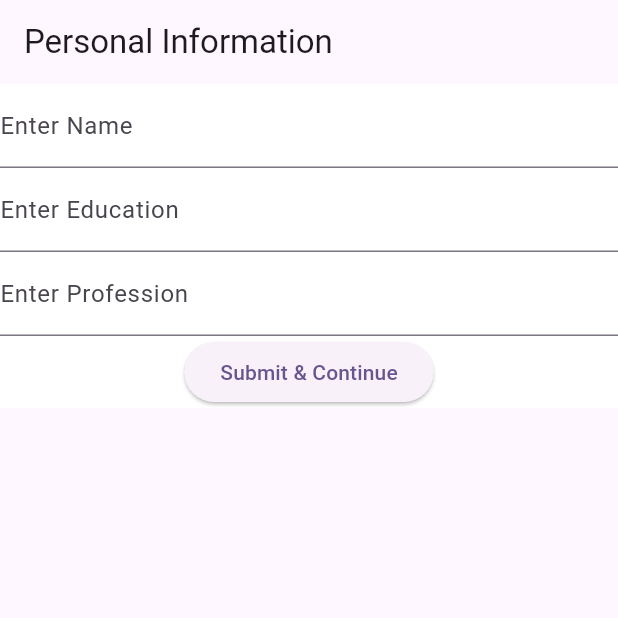
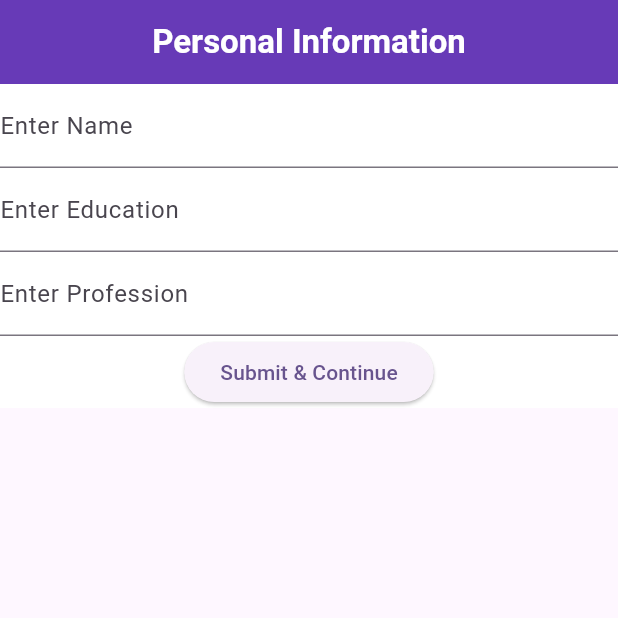
Before and after one commit to abdulsamad010/skillcheck_flutter, a Flutter app: the screen it shows after launch, on a phone screen of 412 x 824 dp, the top half of it. Run offline on Flutter 3.47's test engine with Material 3 defaults, Android fonts, the phone set to English and light mode, and no system bars; our stand-ins replace bloc, flutter_bloc, sqflite; accounts and stored records are empty.

Commit message:
improved Custom AppBar UI

```diff
--- a/lib/core/widgets/custom_app_Bar.dart
+++ b/lib/core/widgets/custom_app_Bar.dart
@@ -14,7 +14,7 @@ class CustomAppBar extends StatelessWidget
   @override
   Widget build(BuildContext context) {
     return AppBar(
-      title: Text(name),
+      backgroundColor: Colors.deepPurple,title: Center(child: Text(name,style: TextStyle(color: Colors.white,fontWeight: FontWeight.bold,),)),
     );
   }
 
```
